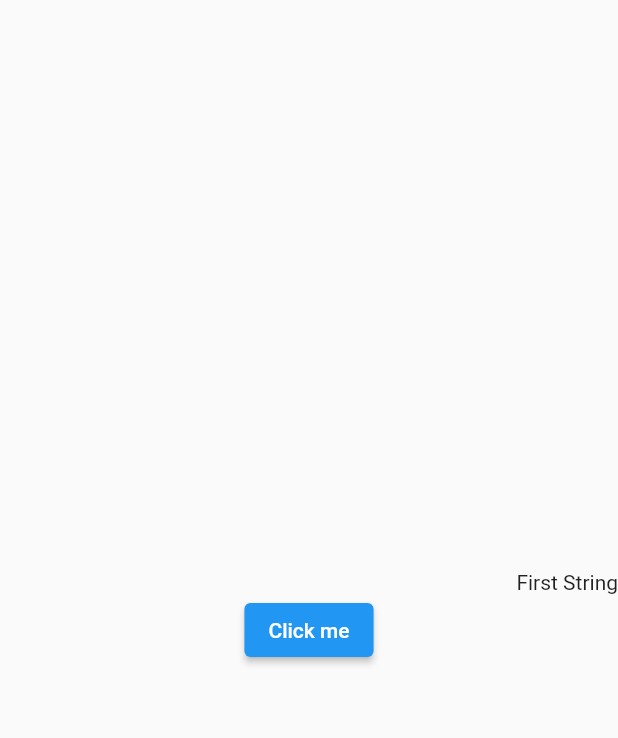
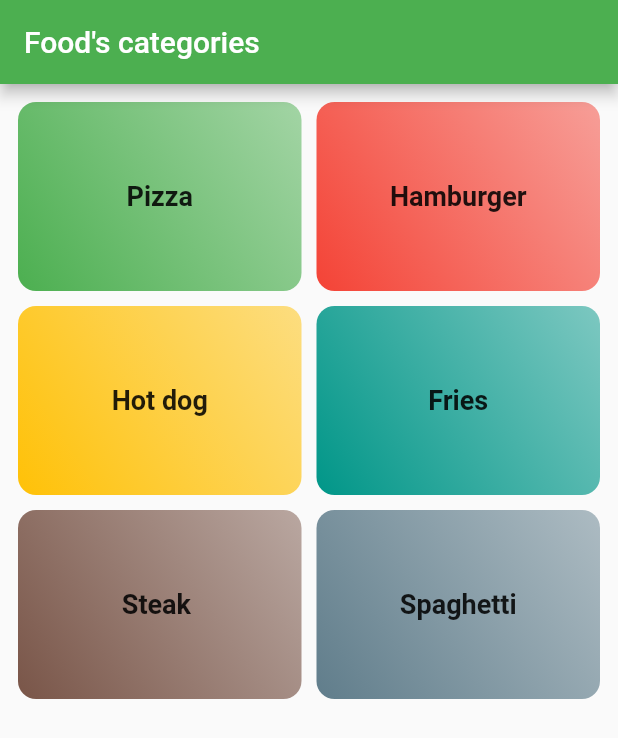
Before and after one commit to dangminh589178/flutter-personal, a Flutter app: the screen it shows after launch, on a phone screen of 412 x 824 dp. Shown: the top 738 px of the screen. Run offline on Flutter 3.47's test engine with Material 2 defaults, Android fonts, the phone set to English and light mode, and no system bars; our stand-ins replace transparent_image.

Commit message:
Food app completed

```diff
--- a/lib/MyApp.dart
+++ /dev/null
@@ -1,28 +0,0 @@
-import 'package:flutter/material.dart';
-
-class MyApp extends StatefulWidget {
-  MyApp({super.key});
-
-  @override
-  State<StatefulWidget> createState() {
-    return _Myapp();
-  }
-}
-
-class _Myapp extends State<MyApp> {
-
-  @override
-  void setState(VoidCallback fn) {
-    // TODO: implement setState
-    super.setState(fn);
-  }
-
-  @override
-  Widget build(BuildContext context) {
-    return MaterialApp(
-      home: Center(
-        child: Text("sad"),
-      ),
-    );
-  }
-}
--- /dev/null
+++ b/lib/categories_page.dart
@@ -0,0 +1,17 @@
+import 'package:flutter/cupertino.dart';
+import 'package:myapp_flutter/category_item.dart';
+import 'package:myapp_flutter/fake_data.dart';
+
+class CategoriesPage extends StatelessWidget {
+  @override
+  Widget build(BuildContext context) {
+    return GridView(
+      padding: EdgeInsets.all(12),
+       children:FAKE_CATEGORIES.map((eachCategory) => CategoryItem(category: eachCategory)).toList(),
+        gridDelegate: SliverGridDelegateWithMaxCrossAxisExtent(
+            maxCrossAxisExtent: 300,
+            childAspectRatio: 3 / 2,
+            crossAxisSpacing: 10,
+            mainAxisSpacing: 10));
+  }
+}
--- /dev/null
+++ b/lib/category_item.dart
@@ -0,0 +1,37 @@
+import 'package:flutter/cupertino.dart';
+import 'package:flutter/material.dart';
+import 'package:myapp_flutter/food_page.dart';
+import 'package:myapp_flutter/models/categories.dart';
+
+class CategoryItem extends StatelessWidget {
+  Category category;
+
+  CategoryItem({required this.category});
+
+  @override
+  Widget build(BuildContext context) {
+    Color _color = this.category.color;
+    return InkWell(
+      onTap: () {
+        // Navigator.push(context,
+        // MaterialPageRoute(builder: (context) =>  FoodPageDetail(titleFood: category.content,))
+        // );
+        Navigator.pushNamed(context, '/FoodPageDetail',
+            arguments: {'category': category});
+      },
+      child: Container(
+        decoration: BoxDecoration(
+            gradient: LinearGradient(
+                colors: [_color.withOpacity(0.5), _color],
+                begin: Alignment.topRight,
+                end: Alignment.bottomLeft),
+            color: _color,
+            borderRadius: BorderRadius.circular(12)),
+        child: Center(
+          child: Text(this.category.content,
+              style: TextStyle(fontSize: 18, fontWeight: FontWeight.bold)),
+        ),
+      ),
+    );
+  }
+}
--- /dev/null
+++ b/lib/detail_food_page.dart
@@ -0,0 +1,40 @@
+import 'package:flutter/cupertino.dart';
+import 'package:flutter/material.dart';
+import 'models/food.dart';
+
+class DetailFoodPage extends StatelessWidget {
+  Food food;
+
+  DetailFoodPage({required this.food});
+
+  @override
+  Widget build(BuildContext context) {
+    print('sasfsssssss ${food.ingredients}');
+    return Scaffold(
+        appBar: AppBar(
+          title: Text('Detail food'),
+        ),
+        body: Column(
+          children: [
+            Center(
+              child: FadeInImage.assetNetwork(
+                  placeholder: 'assets/images/loading.gif',
+                  image: food.urlImage),
+            ),
+            Text('Ingredients',
+            style: TextStyle(fontWeight: FontWeight.bold ),),
+            Expanded(
+                child: ListView.builder(
+              itemCount: food.ingredients.length,
+              itemBuilder: (context, index) {
+                String ingredient = food.ingredients[index];
+                return ListTile(
+                  leading: CircleAvatar(child: Text('${index + 1}')),
+                  title: Text('$ingredient'),
+                );
+              },
+            ))
+          ],
+        ));
+  }
+}
--- /dev/null
+++ b/lib/fake_data.dart
@@ -0,0 +1,78 @@
+import 'package:flutter/material.dart';
+import 'package:myapp_flutter/models/categories.dart';
+import 'package:myapp_flutter/models/food.dart';
+
+const FAKE_CATEGORIES = [
+  Category(id: 1, content: "Pizza", color: Colors.green),
+  Category(id: 2, content: "Hamburger", color: Colors.red),
+  Category(id: 3, content: "Hot dog", color: Colors.amber),
+  Category(id: 4, content: "Fries", color: Colors.teal),
+  Category(id: 5, content: "Steak ", color: Colors.brown),
+  Category(id: 6, content: "Spaghetti", color: Colors.blueGrey)
+];
+
+var FAKE_FOODS = [
+  //array of food's objects
+  Food(
+      name: "sushi - 寿司",
+      urlImage:
+          "https://upload.wikimedia.org/wikipedia/commons/c/cf/Salmon_Sushi.jpg",
+      duration: Duration(minutes: 25),
+      complexity: Complexity.Medium,
+      ingredients: ['Sushi-meshi', 'Nori', 'Condiments'],
+      categoryId: 1),
+  Food(
+      name: "Pizza tonda",
+      urlImage: "https://www.angelopo.com/filestore/images/pizza-tonda.jpg",
+      duration: Duration(minutes: 15),
+      complexity: Complexity.Hard,
+      ingredients: [
+        'Tomato sauce',
+        'Fontina cheese',
+        'Pepperoni',
+        'Onions',
+        'Mushrooms',
+        'pepperoncini'
+      ],
+      categoryId: 2),
+  Food(
+      name: "Makizushi",
+      urlImage:
+          "https://upload.wikimedia.org/wikipedia/commons/0/0b/KansaiSushi.jpg",
+      complexity: Complexity.Simple,
+      ingredients: ['Tomato sauce', 'Fontina cheese'],
+      duration: Duration(minutes: 20),
+      categoryId: 1),
+  Food(
+      name: "Tempura",
+      ingredients: ['Tomato sauce', 'Fontina cheese'],
+      urlImage:
+          "https://upload.wikimedia.org/wikipedia/commons/a/ac/Peixinhos_da_horta.jpg",
+      duration: Duration(minutes: 15),
+      complexity: Complexity.Simple,
+      categoryId: 1),
+  Food(
+      name: "Neapolitan pizza",
+      urlImage:
+          "https://img-global.cpcdn.com/recipes/7f1a5380090f6300/1280x1280sq70/photo.jpg",
+      duration: Duration(minutes: 20),
+      complexity: Complexity.Medium,
+      ingredients: ['Fontina cheese', 'Tomato sauce', 'Onions', 'Mushrooms'],
+      categoryId: 2),
+  Food(
+      name: "Sashimi",
+      urlImage:
+          "https://upload.wikimedia.org/wikipedia/commons/thumb/1/14/Sashimi_-_Tokyo_-_Japan.jpg/2880px-Sashimi_-_Tokyo_-_Japan.jpg",
+      duration: Duration(hours: 1, minutes: 5),
+      ingredients: ['Tomato sauce', 'Fontina cheese'],
+      complexity: Complexity.Medium,
+      categoryId: 1),
+  Food(
+      name: "Homemade Humburger",
+      urlImage:
+          "https://upload.wikimedia.org/wikipedia/commons/5/58/Homemade_hamburger.jpg",
+      duration: Duration(minutes: 20),
+      ingredients: ['Tomato sauce', 'Fontina cheese'],
+      complexity: Complexity.Hard,
+      categoryId: 3),
+];
--- a/lib/main.dart
+++ b/lib/main.dart
@@ -1,66 +1,31 @@
 import 'package:flutter/material.dart';
+import 'package:myapp_flutter/categories_page.dart';
+import 'package:myapp_flutter/food_page.dart';
+
+import 'models/categories.dart';
 
 void main() {
-  runApp(MyCustomButttonRealTime());
+  runApp(Myapp());
 }
 
-class MyCustomButttonRealTime extends StatelessWidget {
-  @override
-  Widget build(BuildContext context) {
-    return LaunchScreent();
-  }
-}
-
-class LaunchScreent extends StatefulWidget {
-  @override
-  State<StatefulWidget> createState() {
-    return MyScreen();
-  }
-}
-
-class MyScreen extends State<LaunchScreent> {
-  bool stateTextClick = true;
-
-  Widget FirstWidget() {
-    return Row(
-      mainAxisAlignment: MainAxisAlignment.end,
-      children: [Text("First String")],
-    );
-  }
-
-  Widget SecondWidget() {
-    return Row(
-      mainAxisAlignment: MainAxisAlignment.center,
-      children: [
-        Text(
-          "Second String",
-        ),
-        Padding(
-          padding: EdgeInsets.only(right: 15),
-        ),
-      ],
-    );
-  }
-
+class Myapp extends StatelessWidget {
   @override
   Widget build(BuildContext context) {
     return MaterialApp(
+      initialRoute: '/',
+      routes:{
+        '/FoodPageDetail': (context) => FoodPage(category: Category(id: 1, content: "Pizza", color: Colors.green)),
+        '/CategoriesPage': (context) => CategoriesPage()
+      },
+      title: "Food app with navigation",
+      theme: ThemeData(
+        primarySwatch: Colors.green,
+      ),
       home: Scaffold(
-        body: Center(
-          child: Column(
-            mainAxisAlignment: MainAxisAlignment.center,
-            children: [
-              if (stateTextClick) FirstWidget() else SecondWidget(),
-              ElevatedButton(
-                  onPressed: () {
-                    setState(() {
-                      stateTextClick = !stateTextClick;
-                    });
-                  },
-                  child: Text("Click me"))
-            ],
-          ),
+        appBar: AppBar(
+          title: Text('Food\'s categories'),
         ),
+        body: CategoriesPage(),
       ),
     );
   }
--- /dev/null
+++ b/lib/models/categories.dart
@@ -0,0 +1,9 @@
+import 'package:flutter/material.dart';
+
+class Category {
+  final int id;
+  final String content;
+  final Color color;
+
+  const Category({required this.id, required this.content, required this.color});
+}
--- /dev/null
+++ b/lib/models/food.dart
@@ -0,0 +1,23 @@
+import 'dart:math';
+
+class Food {
+  int id = 0;
+  String name;
+  String urlImage;
+  Duration duration;
+  Complexity complexity;
+  List<String> ingredients = <String>[];
+  int categoryId;
+
+  Food(
+      {required this.name,
+      required this.urlImage,
+      required this.duration,
+      required this.complexity,
+      required this.ingredients,
+      required this.categoryId}) {
+    id = Random().nextInt(100);
+  }
+}
+
+enum Complexity { Simple, Medium, Hard }
--- a/pubspec.yaml
+++ b/pubspec.yaml
@@ -36,6 +36,7 @@ dependencies:
   # Use with the CupertinoIcons class for iOS style icons.
   cupertino_icons: ^1.0.2
   intl: ^0.18.1
+  transparent_image: ^2.0.1
 
 dev_dependencies:
   flutter_test:
@@ -60,8 +61,8 @@ flutter:
   uses-material-design: true
 
   # To add assets to your application, add an assets section, like this:
-  # assets:
-  #   - images/a_dot_burr.jpeg
+  assets:
+    - assets/images/loading.gif
   #   - images/a_dot_ham.jpeg
 
   # An image asset can refer to one or more resolution-specific "variants", see
```
Also changed, not shown: lib/food_page.dart (added, +97 -0 lines), assets/images/loading.gif (added), pubspec.lock.
